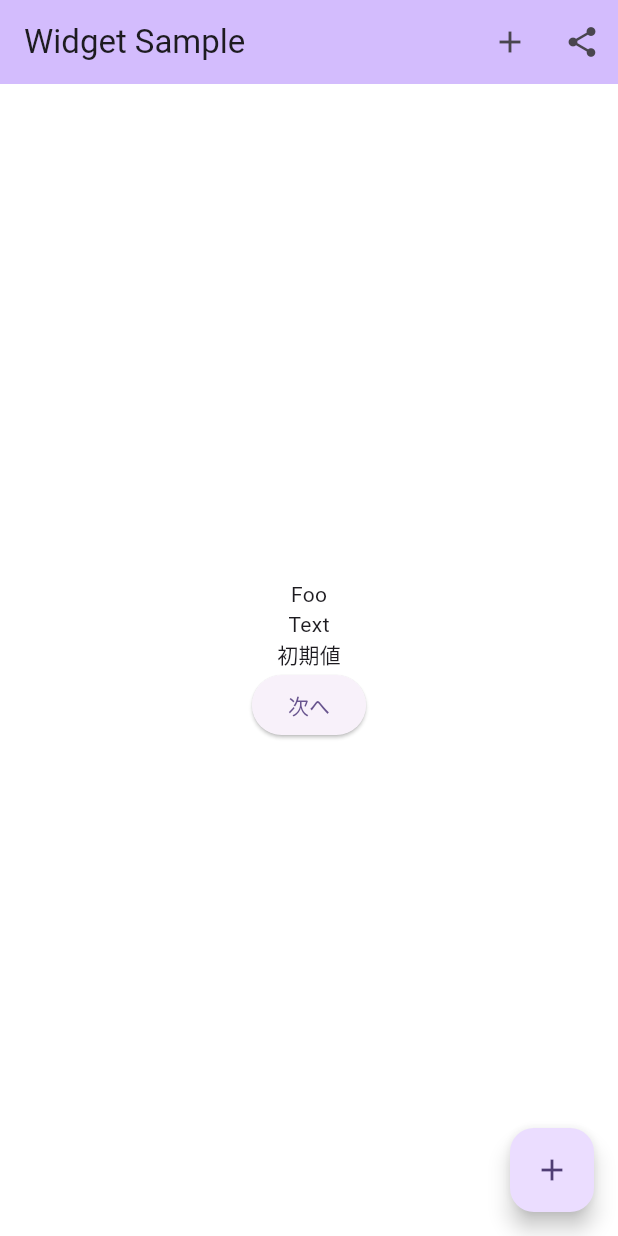
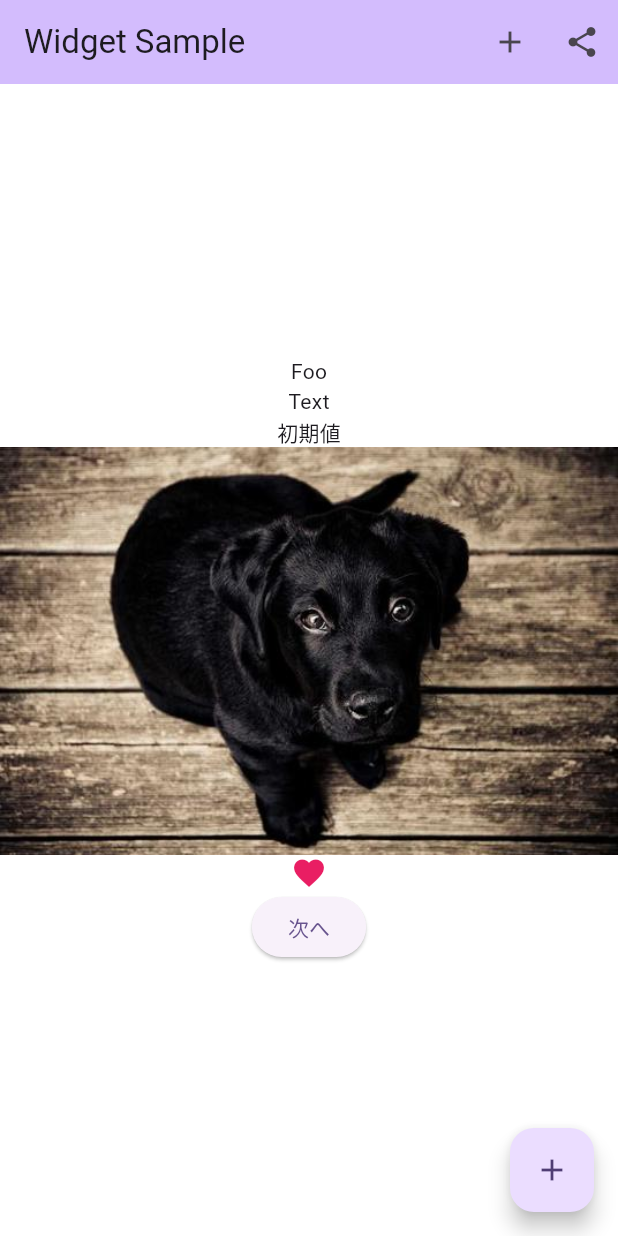
Before and after one commit to maeta187/flutter-basic-learning, a Flutter app: the screen it shows after launch, on a phone screen of 412 x 824 dp. Run offline on Flutter 3.47's test engine with Material 3 defaults, Android fonts, the light colour scheme and no system bars.

Commit message:
💄 : 画像とアイコンの表示

```diff
--- a/lib/main.dart
+++ b/lib/main.dart
@@ -70,6 +70,7 @@ class _MyHomePageState extends State<MyHomePage> {
           height: double.infinity,
           child: Column(
             mainAxisAlignment: MainAxisAlignment.center,
+            crossAxisAlignment: CrossAxisAlignment.center,
             children: <Widget>[
               const Text(
                 'Foo',
@@ -78,6 +79,20 @@ class _MyHomePageState extends State<MyHomePage> {
                 'Text',
               ),
               Text(text),
+              // pubspec.yamlにパスを追加して画像を表示
+              Image.asset('images/dog.jpg'),
+              Icon(
+                Icons.favorite,
+                color: Colors.pink,
+                size: 24.0,
+                semanticLabel: 'Text to announce in accessibility modes',
+              ),
+              // Image.network(
+              //     'https://flutter.github.io/assets-for-api-docs/assets/widgets/owl.jpg'),
+              // const Image(
+              //   image: NetworkImage(
+              //       'https://flutter.github.io/assets-for-api-docs/assets/widgets/owl.jpg'),
+              // ),
               ElevatedButton(
                 onPressed: () async {
                   final result = await Navigator.push(
```
